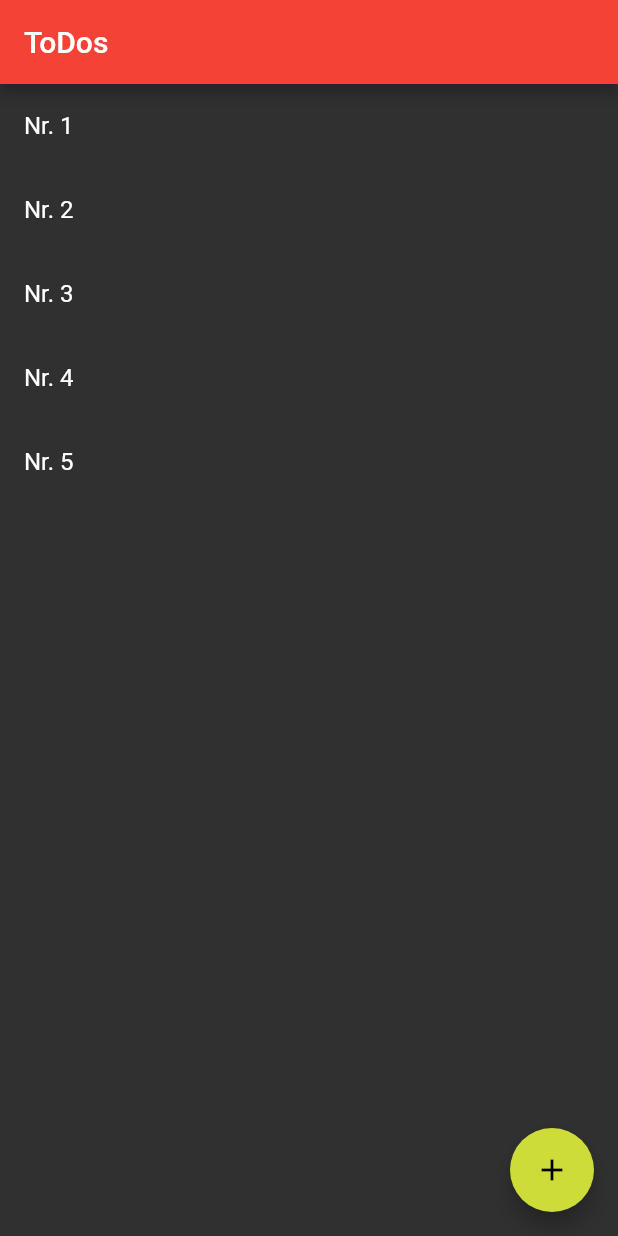
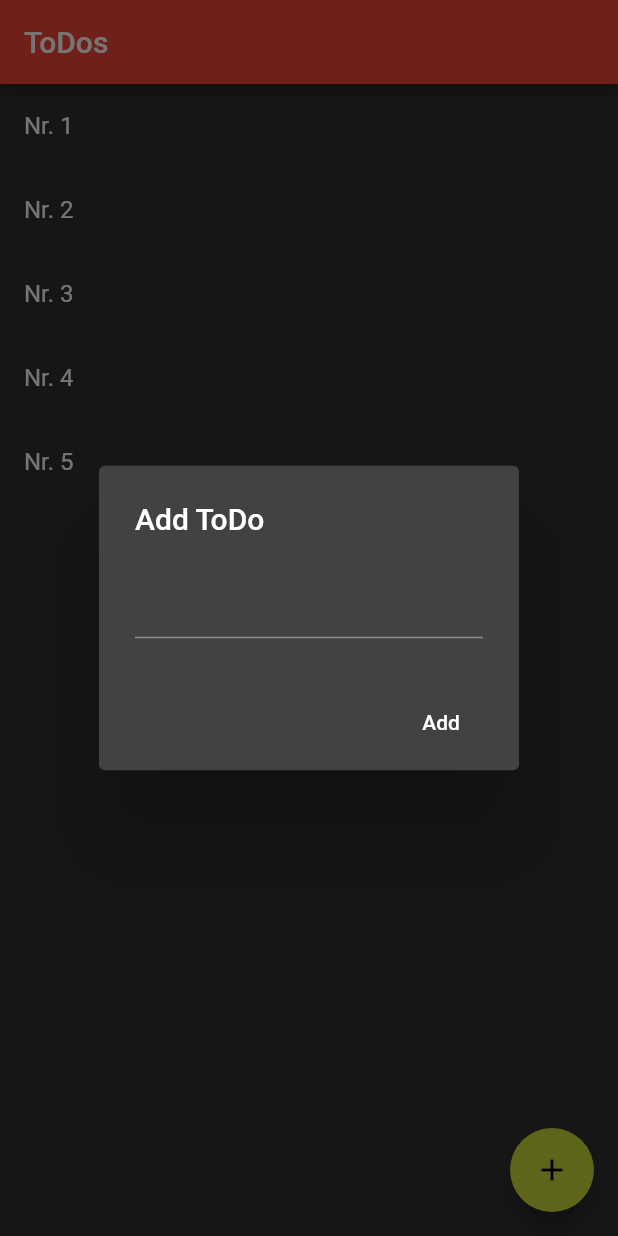
Before and after one commit to kongaman/flutter-beginnersCourse, a Flutter app: the screen it shows after launch, after a tap on the "add" icon, on a phone screen of 412 x 824 dp. Run offline on Flutter 3.47's test engine with Material 2 defaults, Android fonts, the phone set to English and light mode, and no system bars.

Commit message:
Adding ToDos - End of course

```diff
--- a/lib/main.dart
+++ b/lib/main.dart
@@ -26,6 +26,7 @@ class MyStatefulWidget extends StatefulWidget {
 
 class _MyStatefulWidgetState extends State<MyStatefulWidget> {
 
+  String input = "";
   List list = List();
 
   @override
@@ -48,17 +49,45 @@ class _MyStatefulWidgetState extends State<MyStatefulWidget> {
       floatingActionButton: FloatingActionButton(
         child: Icon(Icons.add),
         onPressed: () {
-          print("floatingactionbutton pressed");
+          showDialog(
+              context: context,
+              builder: (BuildContext context){
+                return AlertDialog(
+                  title: Text("Add ToDo"),
+                  content: TextField(
+                    onChanged: (String value){
+                      input = value;
+                    },
+                  ),
+                  actions: <Widget>[
+                    FlatButton(
+                      child: Text("Add"),
+                      onPressed: () {
+                        setState(() {
+                          list.add(input);
+                        });
+                        Navigator.of(context).pop();
+                      },
+                    )
+                  ],
+                );
+              }
+          );
         },
       ),
       body: ListView.builder(
         itemCount: list.length,
         itemBuilder: (BuildContext context, int index){
           return Dismissible(
-            key: Key(index.toString()),
+            key: Key(list[index]),
             child: ListTile(
               title: Text(list[index]),
             ),
+            onDismissed: (direction){
+              setState(() {
+                list.removeAt(index);
+              });
+            },
           );
         },
       )
```
Also changed, not shown: 1 other file.
